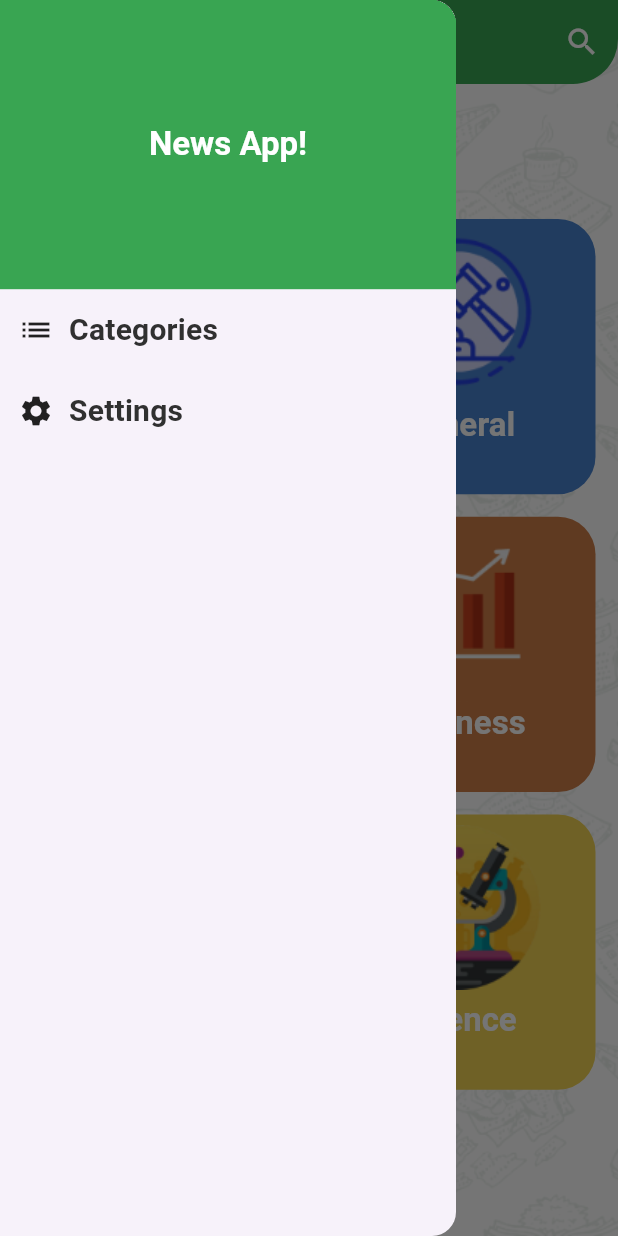
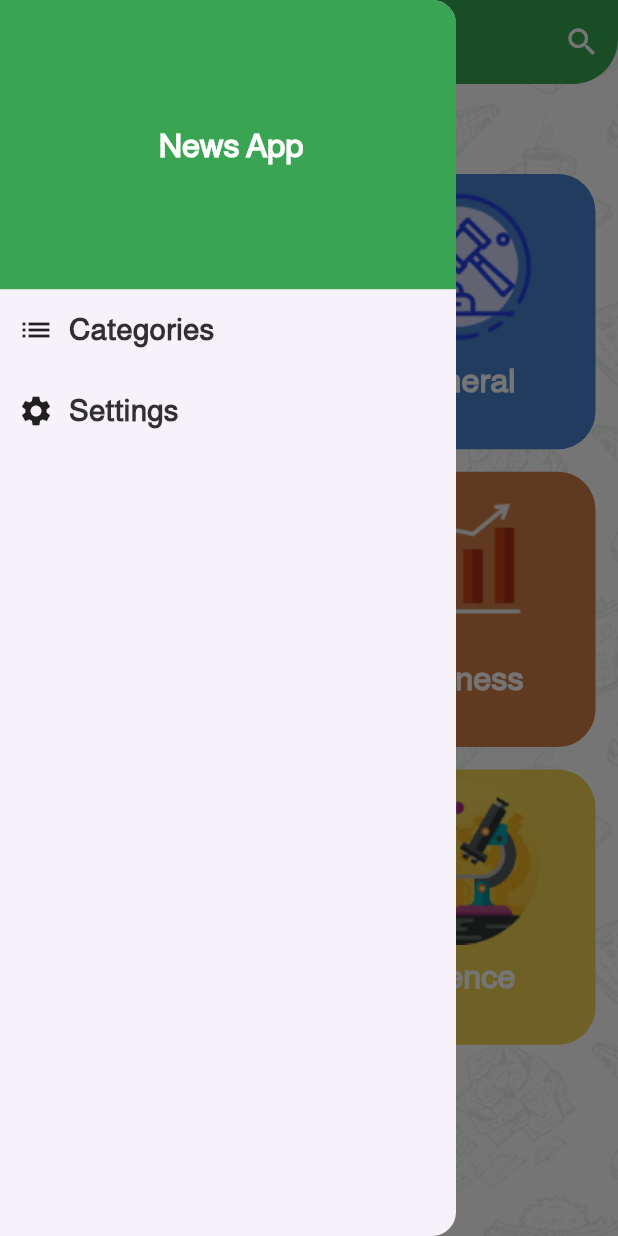
Before and after one commit to Amr-Amer/News-App, a Flutter app: the screen it shows after launch, with the side drawer open, on a phone screen of 412 x 824 dp. Run offline on Flutter 3.47's test engine with Material 3 defaults, Android fonts, the phone set to English and light mode, and no system bars; our stand-ins replace cached_network_image, easy_localization, flutter_native_splash, webview_flutter.

Commit message:
refactor assets and colors

```diff
--- a/lib/constant/assets.dart
+++ b/lib/constant/assets.dart
@@ -1,3 +1,9 @@
 class Assets {
   static const String backgroundImage = 'assets/images/main_background.png';
+  static const String sportsImage = 'assets/images/ball.png';
+  static const String generalImage = 'assets/images/Politics.png';
+  static const String healthImage = 'assets/images/health.png';
+  static const String businessImage = 'assets/images/bussines.png';
+  static const String entertainmentImage = 'assets/images/environment.png';
+  static const String scienceImage = 'assets/images/science.png';
 }
--- /dev/null
+++ b/lib/constant/colors.dart
@@ -0,0 +1,14 @@
+import 'dart:ui';
+
+class AppColors {
+  static Color primaryLightColor = const Color(0xff39A552);
+  static Color whiteColor = const Color(0xffffffff);
+  static Color redColor = const Color(0xffC91C22);
+  static Color darkBlueColor = const Color(0xff003E90);
+  static Color pinkColor = const Color(0xffED1E79);
+  static Color brownColor = const Color(0xffCF7E48);
+  static Color blueColor = const Color(0xff4882Cf);
+  static Color yellowColor = const Color(0xffF2D352);
+  static Color greyColor = const Color(0xff4F5A69);
+  static Color blackColor = const Color(0xff303030);
+}
--- a/lib/constant/strings.dart
+++ b/lib/constant/strings.dart
@@ -9,7 +9,7 @@ class Strings {
 
   String get newsApp => 'newsApp'.tr();
 
-  String get categories => 'Categories'.tr();
+  String get categories => 'categories'.tr();
 
   String get search => 'search'.tr();
 
@@ -38,4 +38,8 @@ class Strings {
   String get english => 'english'.tr();
 
   String get arabic => 'arabic'.tr();
+
+  String get errorLoadingListSources => 'errorLoadingListSources'.tr();
+
+  String get errorLoadingNewsList => 'errorLoadingNewsList'.tr();
 }
--- a/lib/constant/theme.dart
+++ b/lib/constant/theme.dart
@@ -1,21 +1,13 @@
 import 'package:flutter/material.dart';
 
+import 'colors.dart';
+
 class MyTheme {
-  static Color primaryLightColor = const Color(0xff39A552);
-  static Color whiteColor = const Color(0xffffffff);
-  static Color redColor = const Color(0xffC91C22);
-  static Color darkBlueColor = const Color(0xff003E90);
-  static Color pinkColor = const Color(0xffED1E79);
-  static Color brownColor = const Color(0xffCF7E48);
-  static Color blueColor = const Color(0xff4882Cf);
-  static Color yellowColor = const Color(0xffF2D352);
-  static Color greyColor = const Color(0xff4F5A69);
-  static Color blackColor = const Color(0xff303030);
 
   static ThemeData lightTheme = ThemeData(
-      primaryColor: primaryLightColor,
+      primaryColor: AppColors.primaryLightColor,
       appBarTheme: AppBarTheme(
-        backgroundColor: primaryLightColor,
+        backgroundColor: AppColors.primaryLightColor,
         centerTitle: true,
         iconTheme: const IconThemeData(
           color: Colors.white,
@@ -31,17 +23,20 @@ class MyTheme {
         titleLarge: TextStyle(
           fontSize: 22,
           fontWeight: FontWeight.bold,
-          color: whiteColor,
+          fontFamily: "Almarai",
+          color: AppColors.whiteColor,
         ),
         titleMedium: TextStyle(
           fontSize: 20,
           fontWeight: FontWeight.bold,
-          color: blackColor,
+          fontFamily: "Almarai",
+          color: AppColors.blackColor,
         ),
         titleSmall: TextStyle(
           fontSize: 18,
           fontWeight: FontWeight.bold,
-          color: blackColor,
+          fontFamily: "Almarai",
+          color: AppColors.blackColor,
         ),
       ));
 }
--- a/lib/layout/widgets/category/category_details_view_model.dart
+++ b/lib/layout/widgets/category/category_details_view_model.dart
@@ -2,6 +2,7 @@ import 'package:flutter/material.dart';
 import 'package:news/core/api/api_manager.dart';
 import 'package:news/model/SourceResponse.dart';
 
+import '../../../constant/strings.dart';
 import '../../../repository/repository_source/data_source/source_data_source.dart';
 import '../../../repository/repository_source/data_source/source_data_source_impl.dart';
 import '../../../repository/repository_source/repository/source_repository.dart';
@@ -38,7 +39,7 @@ class CategoryDetailsViewModel extends ChangeNotifier {
         sourcesList = response.sources;
       }
     } catch (e) {
-      errorMessage = 'Error Loading  List Sources';
+      errorMessage = Strings.instance.errorLoadingListSources;
     }
     notifyListeners();
   }
--- a/lib/layout/widgets/category/category_fragment.dart
+++ b/lib/layout/widgets/category/category_fragment.dart
@@ -1,4 +1,5 @@
 import 'package:flutter/material.dart';
+import 'package:news/constant/strings.dart';
 import 'package:news/layout/widgets/category/category_item.dart';
 import 'package:news/model/category.dart';
 
@@ -15,7 +16,7 @@ class CategoryFragment extends StatelessWidget {
         crossAxisAlignment: CrossAxisAlignment.stretch,
         children: [
           Text(
-            'Pick your category \n of interest',
+            Strings.instance.pickYourCategoryOfInterest,
             style: Theme.of(context).textTheme.titleMedium,
           ),
           const SizedBox(
--- a/lib/layout/widgets/category/category_item.dart
+++ b/lib/layout/widgets/category/category_item.dart
@@ -13,8 +13,8 @@ class CategoryItme extends StatelessWidget {
       decoration: BoxDecoration(
           color: category.color,
           borderRadius: BorderRadius.only(
-            topLeft: Radius.circular(25),
-            topRight: Radius.circular(25),
+            topLeft: const Radius.circular(25),
+            topRight: const Radius.circular(25),
             bottomLeft: Radius.circular(
               index % 2 == 0 ? 25 : 0,
             ),
--- a/lib/layout/widgets/drawer/home_drawer.dart
+++ b/lib/layout/widgets/drawer/home_drawer.dart
@@ -1,11 +1,14 @@
 import 'package:flutter/material.dart';
-import 'package:news/constant/theme.dart';
+
+import '../../../constant/colors.dart';
+import '../../../constant/strings.dart';
 
 class HomeDrawer extends StatelessWidget {
   Function onSideMenuItemClick;
   static const int categories = 1;
   static const int settings = 2;
-  HomeDrawer({required this.onSideMenuItemClick});
+
+  HomeDrawer({super.key, required this.onSideMenuItemClick});
   @override
   Widget build(BuildContext context) {
     return Column(
@@ -14,9 +17,9 @@ class HomeDrawer extends StatelessWidget {
           width: double.infinity,
           padding: EdgeInsets.symmetric(
               vertical: MediaQuery.of(context).size.height * 0.1),
-          color: MyTheme.primaryLightColor,
+          color: AppColors.primaryLightColor,
           child: Text(
-            'News App!',
+            Strings.instance.newsApp,
             style: Theme.of(context).textTheme.titleLarge,
             textAlign: TextAlign.center,
           ),
@@ -34,7 +37,7 @@ class HomeDrawer extends StatelessWidget {
                   width: 10,
                 ),
                 Text(
-                  'Categories',
+                  Strings.instance.categories,
                   style: Theme.of(context).textTheme.titleMedium,
                 ),
               ],
@@ -54,7 +57,7 @@ class HomeDrawer extends StatelessWidget {
                   width: 10,
                 ),
                 Text(
-                  'Settings',
+                  Strings.instance.settings,
                   style: Theme.of(context).textTheme.titleMedium,
                 ),
               ],
--- a/lib/layout/widgets/news/news_widget_view_model.dart
+++ b/lib/layout/widgets/news/news_widget_view_model.dart
@@ -2,6 +2,7 @@ import 'package:flutter/material.dart';
 import 'package:news/core/api/api_manager.dart';
 import 'package:news/model/NewsResponse.dart';
 
+import '../../../constant/strings.dart';
 import '../../../repository/repository_news/data_source/news_data_source.dart';
 import '../../../repository/repository_news/data_source/news_data_source_impl.dart';
 import '../../../repository/repository_news/repository/news_repository.dart';
@@ -36,7 +37,7 @@ class NewsWidgetViewModel extends ChangeNotifier {
         newsList = response!.articles;
       }
     } catch (e) {
-      errorMessage = 'Erorr Loading News  List';
+      errorMessage = Strings.instance.errorLoadingNewsList;
     }
     notifyListeners();
   }
--- a/lib/layout/widgets/tabs/settings/settings.dart
+++ b/lib/layout/widgets/tabs/settings/settings.dart
@@ -1,8 +1,8 @@
 import 'package:flutter/material.dart';
 import 'package:news/constant/assets.dart';
-import 'package:news/constant/theme.dart';
 import 'package:news/layout/widgets/tabs/settings/languge_bottom_sheet.dart';
 
+import '../../../../constant/colors.dart';
 import '../../../../constant/strings.dart';
 
 class SettingsTab extends StatefulWidget {
@@ -20,7 +20,7 @@ class _HomeScreenState extends State<SettingsTab> {
     return Stack(
       children: [
         Container(
-          color: MyTheme.whiteColor,
+          color: AppColors.whiteColor,
           child: Image.asset(
             Assets.backgroundImage,
             width: double.infinity,
--- a/lib/model/category.dart
+++ b/lib/model/category.dart
@@ -1,5 +1,8 @@
 import 'package:flutter/material.dart';
-import 'package:news/constant/theme.dart';
+
+import '../constant/assets.dart';
+import '../constant/colors.dart';
+import '../constant/strings.dart';
 
 class CategoryDM {
   String id;
@@ -16,35 +19,35 @@ class CategoryDM {
   static List<CategoryDM> getCategories() {
     return [
       CategoryDM(
-          title: 'Sports',
-          imagePath: 'assets/images/ball.png',
+          title: Strings.instance.sports,
+          imagePath: Assets.sportsImage,
           id: 'sports',
-          color: MyTheme.redColor),
+          color: AppColors.redColor),
       CategoryDM(
-          title: 'General',
-          imagePath: 'assets/images/Politics.png',
+          title: Strings.instance.general,
+          imagePath: Assets.generalImage,
           id: 'general',
-          color: MyTheme.blueColor),
+          color: AppColors.blueColor),
       CategoryDM(
-          title: 'Health',
-          imagePath: 'assets/images/health.png',
+          title: Strings.instance.health,
+          imagePath: Assets.healthImage,
           id: 'health',
-          color: MyTheme.pinkColor),
+          color: AppColors.pinkColor),
       CategoryDM(
-          title: 'Business',
-          imagePath: 'assets/images/bussines.png',
+          title: Strings.instance.business,
+          imagePath: Assets.businessImage,
           id: 'business',
-          color: MyTheme.brownColor),
+          color: AppColors.brownColor),
       CategoryDM(
-          title: 'Entertainment',
-          imagePath: 'assets/images/environment.png',
+          title: Strings.instance.entertainment,
+          imagePath: Assets.entertainmentImage,
           id: 'entertainment',
-          color: MyTheme.blueColor),
+          color: AppColors.blueColor),
       CategoryDM(
-          title: 'Science',
-          imagePath: 'assets/images/science.png',
+          title: Strings.instance.science,
+          imagePath: Assets.scienceImage,
           id: 'science',
-          color: MyTheme.yellowColor),
+          color: AppColors.yellowColor),
     ];
   }
 }
--- a/lib/pages/home_screen.dart
+++ b/lib/pages/home_screen.dart
@@ -1,5 +1,4 @@
 import 'package:flutter/material.dart';
-import 'package:news/constant/theme.dart';
 import 'package:news/layout/widgets/category/category_details.dart';
 import 'package:news/layout/widgets/category/category_fragment.dart';
 import 'package:news/layout/widgets/drawer/home_drawer.dart';
@@ -8,6 +7,8 @@ import 'package:news/model/category.dart';
 import 'package:news/pages/search_widget.dart';
 
 import '../constant/assets.dart';
+import '../constant/colors.dart';
+import '../constant/strings.dart';
 
 class HomeScreen extends StatefulWidget {
   static const String routeName = 'HomeScreen';
@@ -22,7 +23,7 @@ class _HomeScreenState extends State<HomeScreen> {
     return Stack(
       children: [
         Container(
-          color: MyTheme.whiteColor,
+          color: AppColors.whiteColor,
           child: Image.asset(
             Assets.backgroundImage,
             width: double.infinity,
@@ -35,9 +36,9 @@ class _HomeScreenState extends State<HomeScreen> {
           appBar: AppBar(
             title: Text(
               selectedMenuItem == HomeDrawer.settings
-                  ? 'Settings'
+                  ? Strings.instance.settings
                   : selectCategory == null
-                      ? 'News App'
+                      ? Strings.instance.newsApp
                       : selectCategory!.title,
               style: Theme.of(context).textTheme.titleLarge,
             ),
```
Also changed, not shown: assets/localization/ar.json (+16 -1 lines), assets/localization/en.json (+16 -1 lines), lib/layout/widgets/category/category_details.dart (+6 -4 lines), lib/layout/widgets/news/news_details.dart (+13 -10 lines), lib/layout/widgets/news/news_item.dart (+4 -4 lines), lib/layout/widgets/news/news_widget.dart (+5 -3 lines), lib/layout/widgets/tabs/tab_item.dart (+7 -5 lines), lib/pages/search_widget.dart (+5 -3 lines).
